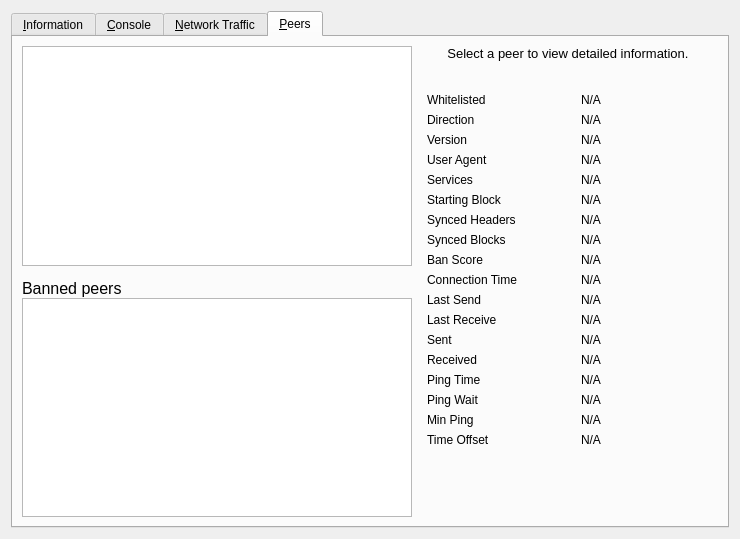
unitusdev/unitus, file src/qt/forms/debugwindow.ui: the form before one commit.
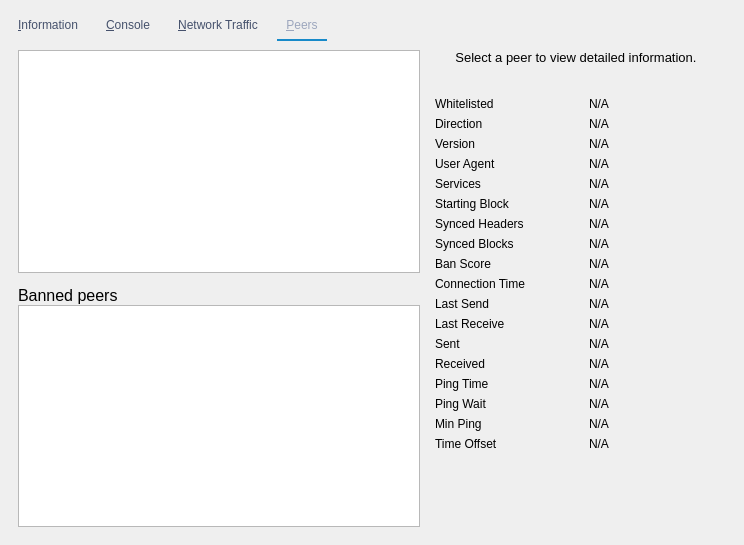
The form after the commit. The open tabs and pages were chosen to show the change. Icons and pictures are not drawn. Custom widgets are drawn as their Qt base class.

Diff of the .ui file:
```diff
--- a/src/qt/forms/debugwindow.ui
+++ b/src/qt/forms/debugwindow.ui
@@ -6,8 +6,8 @@
    <rect>
     <x>0</x>
     <y>0</y>
-    <width>740</width>
-    <height>539</height>
+    <width>744</width>
+    <height>545</height>
    </rect>
   </property>
   <property name="windowTitle">
@@ -20,8 +20,46 @@
 }</string>
   </property>
   <layout class="QVBoxLayout" name="rpcVerticalLayout_2">
+   <property name="leftMargin">
+    <number>9</number>
+   </property>
+   <property name="topMargin">
+    <number>9</number>
+   </property>
+   <property name="rightMargin">
+    <number>9</number>
+   </property>
+   <property name="bottomMargin">
+    <number>9</number>
+   </property>
    <item>
     <widget class="QTabWidget" name="tabWidget">
+     <property name="autoFillBackground">
+      <bool>false</bool>
+     </property>
+     <property name="styleSheet">
+      <string notr="true">QTabWidget,
+QTabWidget::pane
+{
+    border: 0px;
+}
+QTabBar::tab{ /* The tab widget frame */
+    background: transparent;
+    padding: 7px;
+    border: 2px solid;
+    margin-right: 10px;
+}
+QTabBar::tab:selected {
+    border-color: transparent;
+    border-bottom-color: #188ac9; /* same as pane color */
+    color: #9ca6bd;
+}
+QTabBar::tab:!selected {
+    border-color: transparent;
+    color: #45516c;
+}
+</string>
+     </property>
      <property name="currentIndex">
       <number>0</number>
      </property>
@@ -868,12 +906,18 @@
            <property name="tabKeyNavigation">
             <bool>false</bool>
            </property>
+           <property name="alternatingRowColors">
+            <bool>false</bool>
+           </property>
            <property name="sortingEnabled">
-            <bool>true</bool>
+            <bool>false</bool>
            </property>
            <attribute name="horizontalHeaderHighlightSections">
             <bool>false</bool>
            </attribute>
+           <attribute name="horizontalHeaderShowSortIndicator" stdset="0">
+            <bool>false</bool>
+           </attribute>
           </widget>
          </item>
          <item>
@@ -932,12 +976,18 @@
            <property name="tabKeyNavigation">
             <bool>false</bool>
            </property>
+           <property name="alternatingRowColors">
+            <bool>false</bool>
+           </property>
            <property name="sortingEnabled">
-            <bool>true</bool>
+            <bool>false</bool>
            </property>
            <attribute name="horizontalHeaderHighlightSections">
             <bool>false</bool>
            </attribute>
+           <attribute name="horizontalHeaderShowSortIndicator" stdset="0">
+            <bool>false</bool>
+           </attribute>
           </widget>
          </item>
         </layout>
```
Left out of the diff: 156 changed lines with no effect on the pictures.
